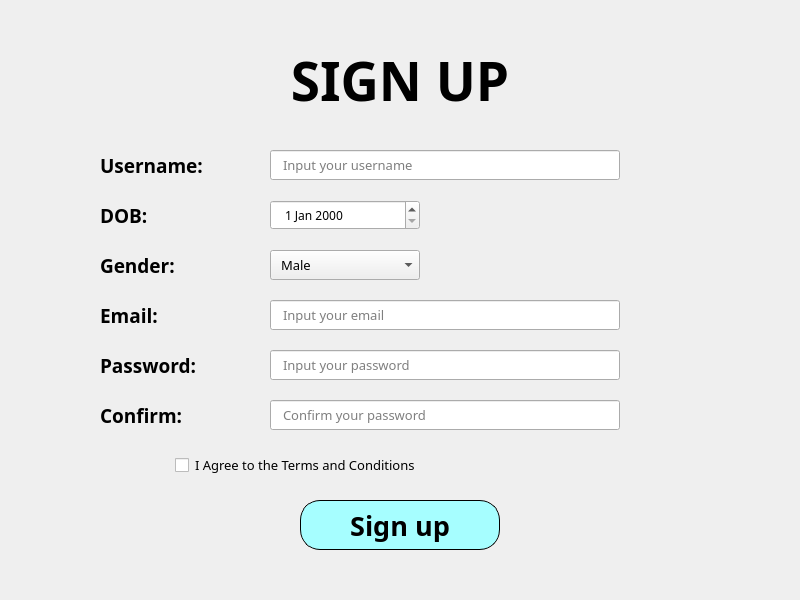
Old version of the form Lesson5/signup.ui in the repository trungsliver/MK-C4K-PTA18.
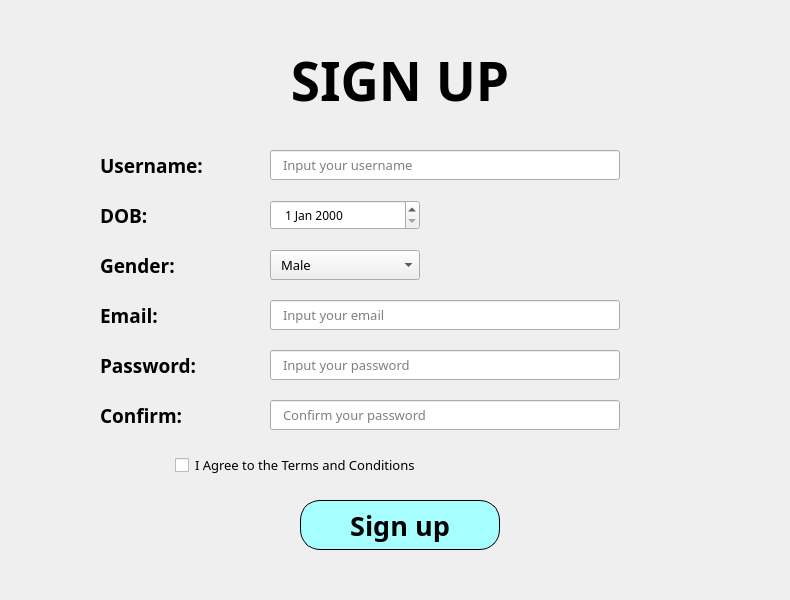
New version of the form.

The edit to the form file:
```diff
--- a/Lesson5/signup.ui
+++ b/Lesson5/signup.ui
@@ -6,7 +6,7 @@
    <rect>
     <x>0</x>
     <y>0</y>
-    <width>800</width>
+    <width>790</width>
     <height>600</height>
    </rect>
   </property>
```
